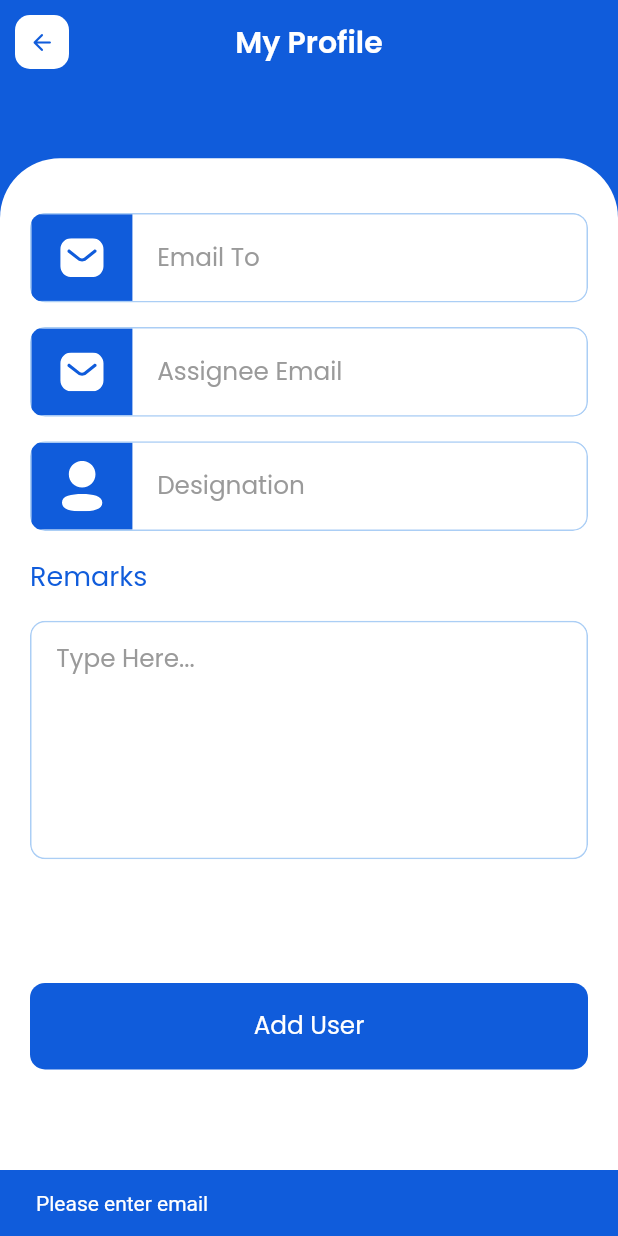
After one commit to typecasted/tasq, a Flutter app: the AddUserScreen screen opened directly, after a tap on "Add User", on a phone screen of 412 x 824 dp. The commit adds this screen. Run offline on Flutter 3.47's test engine with Material 2 defaults, Android fonts, the phone set to English and light mode, and no system bars; our stand-ins replace flutter_svg, get, hive_flutter, otp_text_field; accounts and stored records are empty; network calls fail.

Commit message:
- add user screen

```diff
--- a/lib/common_widgets/common_text_field.dart
+++ b/lib/common_widgets/common_text_field.dart
@@ -12,6 +12,8 @@ class CommonTextField extends StatelessWidget {
     required this.hintText,
     required this.textInputType,
     required this.textEditingController,
+    this.textInputAction,
+    this.maxLines = 1,
     this.obscureText = false,
   });
 
@@ -19,6 +21,8 @@ class CommonTextField extends StatelessWidget {
   final TextInputType textInputType;
   final TextEditingController textEditingController;
   final bool obscureText;
+  final TextInputAction? textInputAction;
+  final int maxLines;
 
   @override
   Widget build(BuildContext context) {
@@ -42,6 +46,8 @@ class CommonTextField extends StatelessWidget {
           ),
           child: TextFormField(
             keyboardType: textInputType,
+            textInputAction: textInputAction,
+            maxLines: maxLines,
             decoration: InputDecoration(
               hintText: hintText,
               hintStyle: TextStyle(
--- /dev/null
+++ b/lib/modules/add_user/add_user_controller.dart
@@ -0,0 +1,95 @@
+import 'package:flutter/material.dart';
+import 'package:get/get.dart';
+
+import '../../utils/app_colors.dart';
+
+class AddUserController extends GetxController {
+  TextEditingController toEmailController = TextEditingController();
+  TextEditingController assigneeEmailController = TextEditingController();
+  TextEditingController designationController = TextEditingController();
+  TextEditingController remarksController = TextEditingController();
+
+  @override
+  void onInit() {
+    super.onInit();
+    toEmailController = TextEditingController();
+    assigneeEmailController = TextEditingController();
+    designationController = TextEditingController();
+    remarksController = TextEditingController();
+  }
+
+  @override
+  void onClose() {
+    toEmailController.dispose();
+    assigneeEmailController.dispose();
+    designationController.dispose();
+    remarksController.dispose();
+    super.onClose();
+  }
+
+  void addUserButtonTap({
+    required BuildContext context,
+  }) {
+    if (validateFields(
+      context: context,
+    )) {}
+  }
+
+  bool validateFields({required BuildContext context}) {
+    if (toEmailController.text.isEmpty) {
+      ScaffoldMessenger.of(context).showSnackBar(
+        SnackBar(
+          content: const Text(
+            'Please enter email',
+            style: TextStyle(
+              color: Colors.white,
+            ),
+          ),
+          backgroundColor: AppColors.primaryColor,
+        ),
+      );
+      return false;
+    } else if (assigneeEmailController.text.isEmpty) {
+      ScaffoldMessenger.of(context).showSnackBar(
+        SnackBar(
+          content: const Text(
+            'Please enter email',
+            style: TextStyle(
+              color: Colors.white,
+            ),
+          ),
+          backgroundColor: AppColors.primaryColor,
+        ),
+      );
+      return false;
+    } else if (designationController.text.isEmpty) {
+      ScaffoldMessenger.of(context).showSnackBar(
+        SnackBar(
+          content: const Text(
+            'Please enter designation',
+            style: TextStyle(
+              color: Colors.white,
+            ),
+          ),
+          backgroundColor: AppColors.primaryColor,
+        ),
+      );
+      return false;
+    } else if (remarksController.text.isEmpty) {
+      ScaffoldMessenger.of(context).showSnackBar(
+        SnackBar(
+          content: const Text(
+            'Please enter remarks',
+            style: TextStyle(
+              color: Colors.white,
+            ),
+          ),
+          backgroundColor: AppColors.primaryColor,
+        ),
+      );
+      return false;
+    } else {
+      return true;
+    }
+  }
+}
--- /dev/null
+++ b/lib/modules/add_user/add_user_screen.dart
@@ -0,0 +1,168 @@
+import 'package:flutter/material.dart';
+import 'package:get/get.dart';
+import 'package:tasq/common_widgets/common_button.dart';
+import 'package:tasq/common_widgets/common_login_text_field.dart';
+import 'package:tasq/common_widgets/common_text_field.dart';
+import 'package:tasq/utils/assets.gen.dart';
+
+import '../../utils/app_colors.dart';
+import '../../utils/app_strings.dart';
+import '../../utils/fonts.gen.dart';
+import 'add_user_controller.dart';
+
+class AddUserScreen extends StatefulWidget {
+  const AddUserScreen({super.key});
+
+  @override
+  State<AddUserScreen> createState() => _AddUserScreenState();
+}
+
+class _AddUserScreenState extends State<AddUserScreen> {
+  late AddUserController addUserController;
+
+  @override
+  void initState() {
+    super.initState();
+    addUserController = Get.put(AddUserController());
+    addUserController.onInit();
+  }
+
+  @override
+  void dispose() {
+    addUserController.onClose();
+    addUserController.dispose();
+    super.dispose();
+  }
+
+  @override
+  Widget build(BuildContext context) {
+    return Scaffold(
+      appBar: AppBar(
+        centerTitle: true,
+        elevation: 0,
+        title: Text(
+          AppStrings.myProfile,
+          style: const TextStyle(
+            fontSize: 20,
+            fontWeight: FontWeight.w600,
+            fontFamily: FontFamily.poppins,
+          ),
+        ),
+        leading: GestureDetector(
+          onTap: () {
+            Navigator.pop(context);
+          },
+          child: Container(
+            margin: const EdgeInsets.all(10),
+            decoration: const BoxDecoration(
+              shape: BoxShape.rectangle,
+              color: Colors.white,
+              borderRadius: BorderRadius.all(Radius.circular(10)),
+            ),
+            child: Icon(
+              Icons.arrow_back_rounded,
+              color: AppColors.primaryColor,
+              size: 18,
+            ),
+          ),
+        ),
+      ),
+      backgroundColor: AppColors.primaryColor,
+
+      /// body
+      body: Column(
+        crossAxisAlignment: CrossAxisAlignment.start,
+        children: [
+          SizedBox(
+            height: Get.height * 0.06,
+          ),
+          Expanded(
+            child: Container(
+              width: double.infinity,
+              padding: const EdgeInsets.symmetric(
+                horizontal: 20,
+                vertical: 20,
+              ),
+              decoration: const BoxDecoration(
+                color: Colors.white,
+                borderRadius: BorderRadius.only(
+                  topLeft: Radius.circular(40),
+                  topRight: Radius.circular(40),
+                ),
+              ),
+              child: SingleChildScrollView(
+                child: Column(
+                  crossAxisAlignment: CrossAxisAlignment.start,
+                  children: [
+                    SizedBox(
+                      height: Get.height * 0.02,
+                    ),
+                    CommonLoginTextField(
+                      hintText: "Email To",
+                      iconPath: Assets.svgs.icMessage,
+                      textInputType: TextInputType.emailAddress,
+                      textEditingController:
+                          addUserController.toEmailController,
+                    ),
+                    SizedBox(
+                      height: Get.height * 0.02,
+                    ),
+                    CommonLoginTextField(
+                      hintText: "Assignee Email",
+                      iconPath: Assets.svgs.icMessage,
+                      textInputType: TextInputType.emailAddress,
+                      textEditingController:
+                          addUserController.assigneeEmailController,
+                    ),
+                    SizedBox(
+                      height: Get.height * 0.02,
+                    ),
+                    CommonLoginTextField(
+                      hintText: "Designation",
+                      iconPath: Assets.svgs.icPersonUnfilled,
+                      textInputType: TextInputType.emailAddress,
+                      textEditingController:
+                          addUserController.designationController,
+                    ),
+                    SizedBox(
+                      height: Get.height * 0.02,
+                    ),
+                    Text(
+                      AppStrings.remarks,
+                      style: TextStyle(
+                        fontSize: 18,
+                        fontWeight: FontWeight.w400,
+                        color: AppColors.primaryColor,
+                        fontFamily: FontFamily.poppins,
+                      ),
+                    ),
+                    SizedBox(
+                      height: Get.height * 0.02,
+                    ),
+                    CommonTextField(
+                      hintText: "Type Here...",
+                      textInputType: TextInputType.multiline,
+                      textEditingController:
+                          addUserController.remarksController,
+                      maxLines: 7,
+                      textInputAction: TextInputAction.newline,
+                    ),
+                    SizedBox(
+                      height: Get.height * 0.1,
+                    ),
+                    CommonButton(
+                      text: "Add User",
+                      onTap: () {
+                        addUserController.addUserButtonTap(context: context);
+                      },
+                    ),
+                  ],
+                ),
+              ),
+            ),
+          ),
+        ],
+      ),
+    );
+  }
+}
--- a/lib/modules/profile/profile_screen.dart
+++ b/lib/modules/profile/profile_screen.dart
@@ -4,6 +4,7 @@ import 'package:tasq/modules/statistics/statistics_screen.dart';
 import 'package:tasq/utils/app_colors.dart';
 
 import '../../utils/app_strings.dart';
+import '../add_user/add_user_screen.dart';
 import 'my_profile/my_profile_screen.dart';
 import 'profile_controller.dart';
 
@@ -165,6 +166,29 @@ class _ProfileScreenState extends State<ProfileScreen> {
                 ListTile(
                   contentPadding: const EdgeInsets.symmetric(horizontal: 40),
                   leading: Icon(
+                    Icons.account_circle_outlined,
+                    color: AppColors.primaryColor,
+                  ),
+                  title: Text(
+                    'Add User',
+                    style: TextStyle(
+                      color: AppColors.primaryColor,
+                      fontSize: 16,
+                      fontWeight: FontWeight.w400,
+                    ),
+                  ),
+                  onTap: () {
+                    Navigator.push(
+                      context,
+                      MaterialPageRoute(
+                        builder: (context) => const AddUserScreen(),
+                      ),
+                    );
+                  },
+                ),
+                ListTile(
+                  contentPadding: const EdgeInsets.symmetric(horizontal: 40),
+                  leading: Icon(
                     Icons.stacked_bar_chart_rounded,
                     color: AppColors.primaryColor,
                   ),
```
